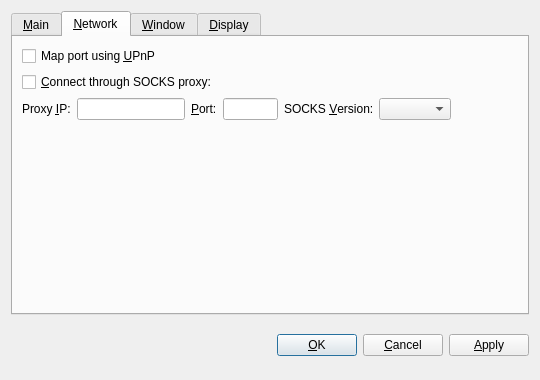
Qt form src/qt/forms/optionsdialog.ui (cryptovein/ZedCoin) before a commit.
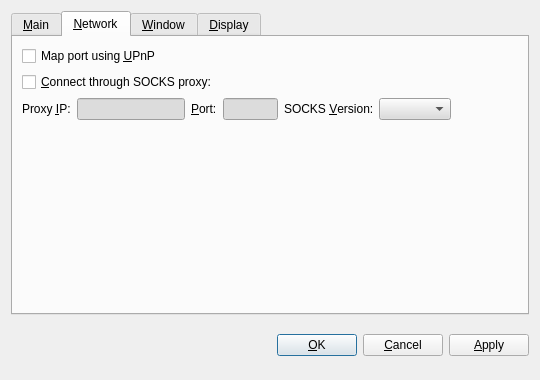
The same form after that commit. The open tabs and pages were chosen to show the change. Custom widgets are drawn as their Qt base class.

Patch:
```diff
--- a/src/qt/forms/optionsdialog.ui
+++ b/src/qt/forms/optionsdialog.ui
@@ -162,6 +162,9 @@
            <property name="toolTip">
             <string>IP address of the proxy (e.g. 127.0.0.1)</string>
            </property>
+           <property name="styleSheet">
+            <string notr="true">background-color: rgb(220, 220, 220);</string>
+           </property>
           </widget>
          </item>
          <item>
@@ -188,6 +191,9 @@
            <property name="toolTip">
             <string>Port of the proxy (e.g. 9050)</string>
            </property>
+           <property name="styleSheet">
+            <string notr="true">background-color: rgb(220, 220, 220);</string>
+           </property>
           </widget>
          </item>
          <item>
@@ -208,6 +214,9 @@
            <property name="toolTip">
             <string>SOCKS version of the proxy (e.g. 5)</string>
            </property>
+           <property name="styleSheet">
+            <string notr="true">background-color: rgb(220, 220, 220);</string>
+           </property>
           </widget>
          </item>
          <item>
```
Left out of the diff: 14 changed lines with no effect on the pictures.
